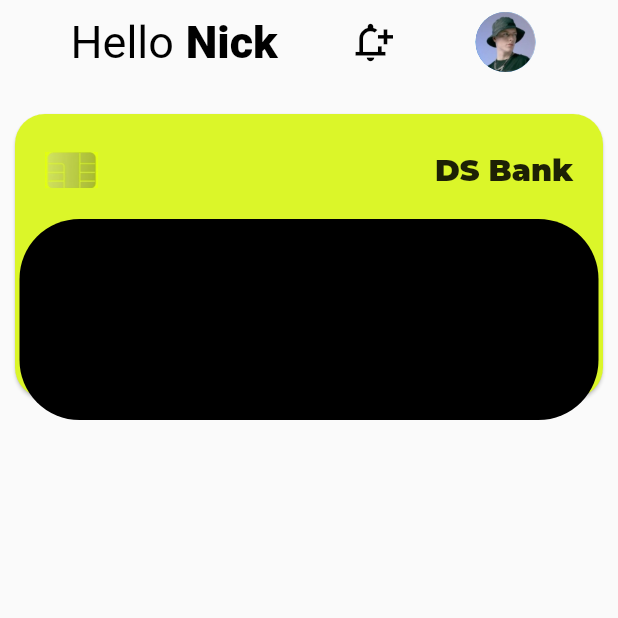
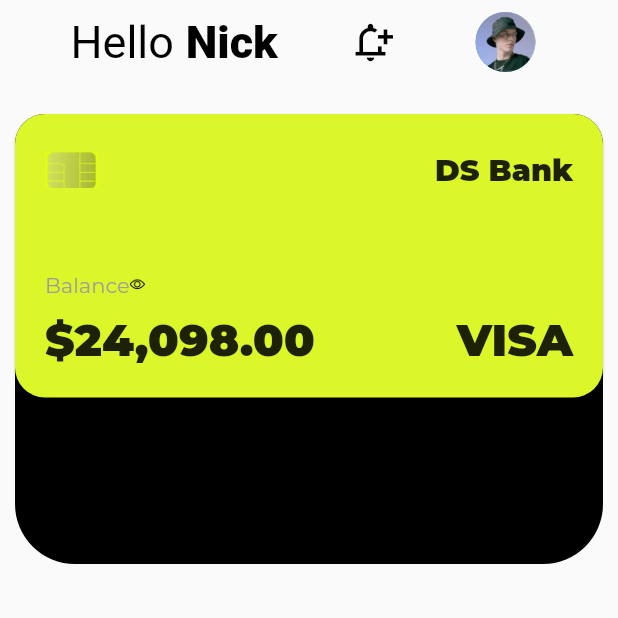
Before and after one commit to akshaykamath45/GDSC_UI-Task, a Flutter app: the screen it shows after launch, on a phone screen of 412 x 824 dp, the top half of it. Run offline on Flutter 3.47's test engine with Material 2 defaults, Android fonts, the phone set to English and light mode, and no system bars; our stand-ins replace google_fonts.

Commit message:
stack created

```diff
--- a/lib/main.dart
+++ b/lib/main.dart
@@ -46,6 +46,19 @@ class MyApp extends StatelessWidget {
               ),
               Stack(
                 children: [
+                  Container(
+                    margin: EdgeInsets.only(
+                        left: 10, right: 10, bottom: 5, top: 20),
+                    padding: EdgeInsets.only(
+                        left: 10, right: 10, top: 250, bottom: 50),
+                    decoration: BoxDecoration(
+                        color: Colors.black,
+                        borderRadius: BorderRadius.only(
+                            topLeft: Radius.circular(20),
+                            topRight: Radius.circular(20),
+                            bottomLeft: Radius.circular(40),
+                            bottomRight: Radius.circular(40))),
+                  ),
                   Container(
                     child: Card(
                       margin: EdgeInsets.only(
@@ -115,25 +128,6 @@ class MyApp extends StatelessWidget {
                       ),
                     ),
                   ),
-                  Positioned(
-                    left: 10,
-                    right: 10,
-                    bottom: 0,
-                    top: 80,
-                    child: Container(
-                      margin: EdgeInsets.only(
-                          left: 3, right: 3, bottom: 0, top: 10),
-                      padding: EdgeInsets.only(
-                          left: 10, right: 10, top: 30, bottom: 40),
-                      decoration: BoxDecoration(
-                          color: Colors.black,
-                          borderRadius: BorderRadius.only(
-                              topLeft: Radius.circular(40),
-                              topRight: Radius.circular(40),
-                              bottomLeft: Radius.circular(40),
-                              bottomRight: Radius.circular(40))),
-                    ),
-                  )
                 ],
               )
 
```
